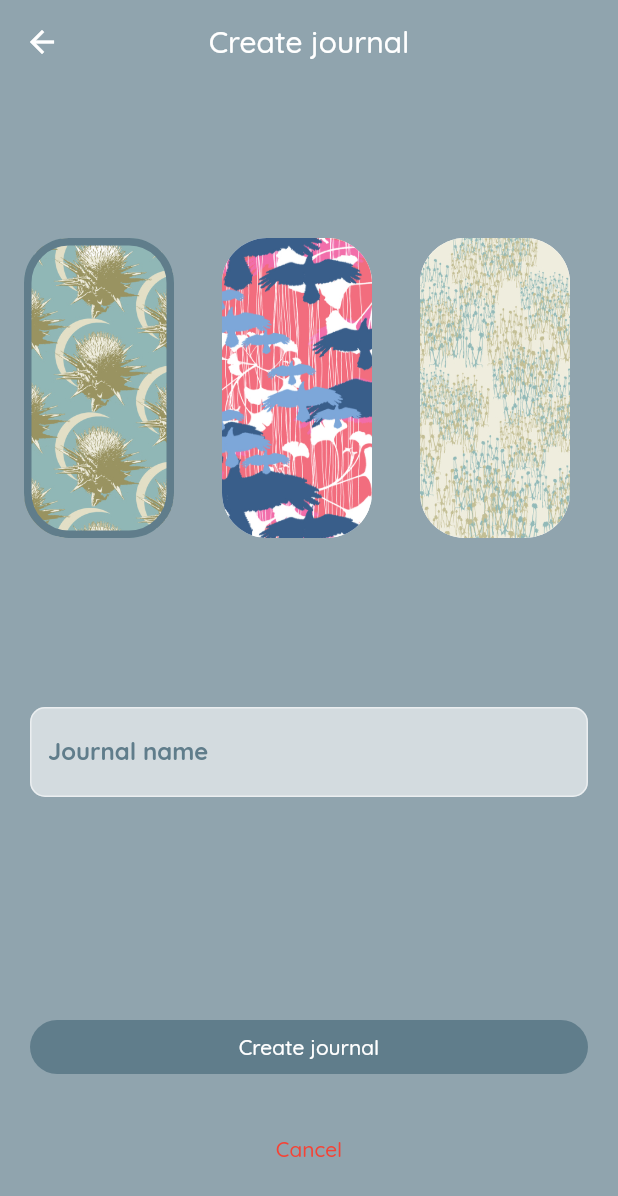
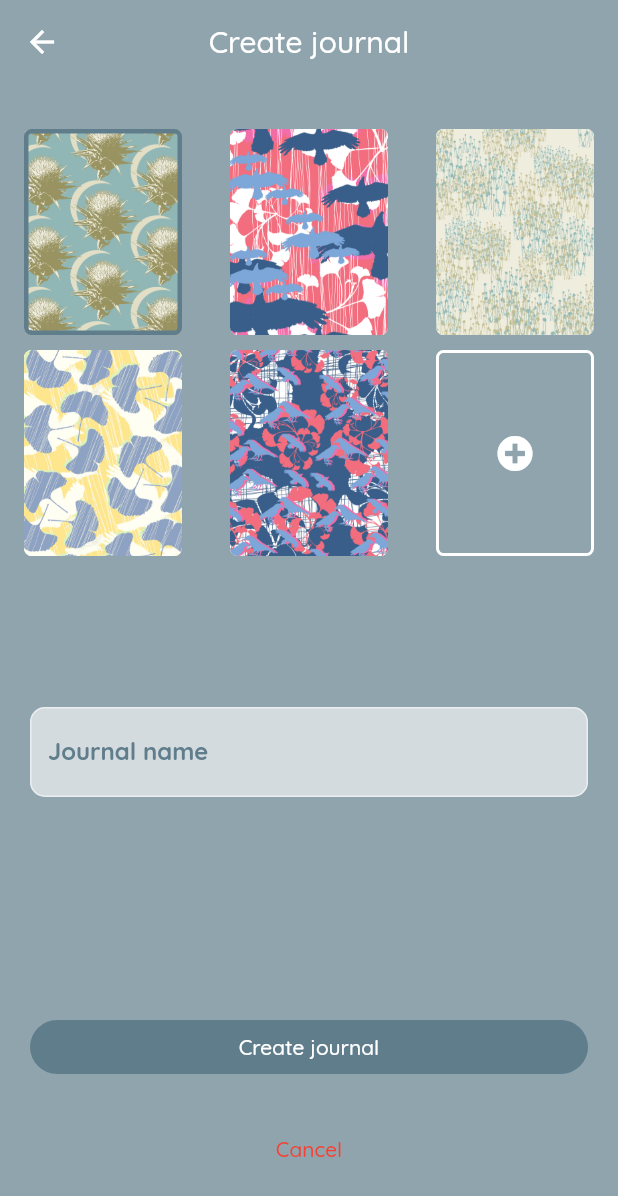
Before and after one commit to Matyko/mylk-flutter, a Flutter app: the HomeScreen screen opened directly, after a tap on an icon or button, on a phone screen of 412 x 824 dp. Shown: the top 1196 px of the screen. Run offline on Flutter 3.47's test engine with Material 2 defaults, Android fonts, the phone set to English and light mode, and no system bars; our stand-ins replace flutter_local_notifications, flutter_speed_dial, font_awesome_flutter, image_picker, pie_chart, rxdart and 1 more; missing offline and left inert: bezier_chart, flutter_statusbarcolor; accounts and stored records are empty; statements that could not run were skipped.

Commit message:
Custom images

```diff
--- a/lib/model/journal_model.dart
+++ b/lib/model/journal_model.dart
@@ -1,28 +1,25 @@
 class Journal {
   int id;
   String title;
-  String backgroundImage;
+  String backgroundImagePath;
   DateTime createdAt;
   DateTime modifiedAt;
 
-  Journal({this.id, this.title, this.backgroundImage, this.createdAt, this.modifiedAt});
+  Journal({this.id, this.title, this.backgroundImagePath, this.createdAt, this.modifiedAt});
 
   factory Journal.fromDatabaseJson(Map<String, dynamic> data) => Journal(
       id: data['id'],
       title: data['title'],
-      backgroundImage: data['background_image'],
+      backgroundImagePath: data['background_image'],
       createdAt: DateTime.fromMillisecondsSinceEpoch(data['created_at']),
-      modifiedAt: data["modified_at"] != null ? DateTime.fromMillisecondsSinceEpoch(data['modified_at']) : null,
+      modifiedAt: data["modified_at"] != null ? DateTime.fromMillisecondsSinceEpoch(data['modified_at']) : null
   );
 
   Map<String, dynamic> toDatabaseJson() => {
     "id": this.id,
     "title": this.title,
-    "background_image": this.backgroundImage,
+    "background_image": this.backgroundImagePath,
     "created_at": this.createdAt.millisecondsSinceEpoch,
     "modified_at": this.modifiedAt != null ? this.modifiedAt.millisecondsSinceEpoch : null
   };
 }
-
-
-List<Journal> journals = [];
--- a/lib/model/task_model.dart
+++ b/lib/model/task_model.dart
@@ -7,8 +7,9 @@ class Task {
   DateTime modifiedAt;
   DateTime doneAt;
   int priority;
+  int notificationId;
 
-  Task({this.id, this.title, this.due, this.isDone, this.createdAt, this.modifiedAt, this.doneAt, this.priority});
+  Task({this.id, this.title, this.due, this.isDone, this.createdAt, this.modifiedAt, this.doneAt, this.priority, this.notificationId});
 
   factory Task.fromDatabaseJson(Map<String, dynamic> data) => Task(
     id: data['id'],
@@ -19,6 +20,7 @@ class Task {
     createdAt: DateTime.fromMillisecondsSinceEpoch(data['created_at']),
     modifiedAt: data["modified_at"] != null ? DateTime.fromMillisecondsSinceEpoch(data['modified_at']) : null,
     doneAt: data["done_at"] != null ? DateTime.fromMillisecondsSinceEpoch(data['done_at']) : null,
+    notificationId: data["notification_id"]
   );
 
   Map<String, dynamic> toDatabaseJson() => {
@@ -29,7 +31,8 @@ class Task {
     "created_at": this.createdAt.millisecondsSinceEpoch,
     "priority": this.priority,
     "modified_at": this.modifiedAt != null ? this.modifiedAt.millisecondsSinceEpoch : null,
-    "done_at": this.doneAt != null ? this.doneAt.millisecondsSinceEpoch : null
+    "done_at": this.doneAt != null ? this.doneAt.millisecondsSinceEpoch : null,
+    "notification_id": this.notificationId
   };
 }
 
--- a/lib/screens/home_screen.dart
+++ b/lib/screens/home_screen.dart
@@ -1,7 +1,6 @@
 import 'package:flutter/material.dart';
 import 'package:font_awesome_flutter/font_awesome_flutter.dart';
 import 'package:mylk/screens/settings_screen.dart';
-import 'package:mylk/screens/setup_screen.dart';
 import 'package:mylk/state/global_state.dart';
 import 'package:mylk/widgets/journal_carousel.dart';
 import 'package:mylk/widgets/task_list.dart';
@@ -50,47 +49,35 @@ class _HomeScreenState extends State<HomeScreen> {
             slivers: <Widget>[
               SliverAppBar(
                 elevation: 0.0,
-                backgroundColor: Colors.white,
+                backgroundColor: Theme.of(context).primaryColor,
                 expandedHeight: 150.0,
                 actions: <Widget>[
                   IconButton(
                     icon: FaIcon(FontAwesomeIcons.slidersH),
-                    color: Theme
-                        .of(context)
-                        .primaryColor,
+                    color: Colors.white,
                     tooltip: 'Settings',
                     onPressed: () => Navigator.push(context,
                         MaterialPageRoute(builder: (_) => SettingsScreen())),
                   )
                 ],
                 flexibleSpace: FlexibleSpaceBar(
-                    title: Container(
-                      child: Column(
-                        mainAxisAlignment: MainAxisAlignment.center,
-                        crossAxisAlignment: CrossAxisAlignment.start,
-                        children: <Widget>[
-                          Text(
-                            message,
+                  titlePadding: EdgeInsets.zero,
+                  centerTitle: true,
+                  title: SizedBox(
+                    height: 100,
+                    child: Column(
+                      crossAxisAlignment: CrossAxisAlignment.start,
+                      mainAxisAlignment: MainAxisAlignment.center,
+                      children: <Widget>[
+                        Text(message, style: TextStyle(color: Colors.white)),
+                        Text(user.name,
                             style: TextStyle(
-                                fontSize: 20.0,
-                                color: Theme
-                                    .of(context)
-                                    .primaryColor,
-                                letterSpacing: 1.0),
-                            textAlign: TextAlign.left,
-                          ),
-                          Text(
-                            user.name,
-                            textAlign: TextAlign.left,
-                            style: TextStyle(
-                              fontWeight: FontWeight.bold,
-                              color: Theme.of(context).primaryColor,
-                            )
-                          )
-                        ],
-                      ),
+                                color: Colors.white,
+                                fontWeight: FontWeight.bold)),
+                      ],
                     ),
-                    titlePadding: EdgeInsets.only(left: 20.0, right: 20.0, top: 20.0),),
+                  ),
+                ),
               ),
               SliverList(
                 delegate: SliverChildListDelegate([
@@ -101,7 +88,10 @@ class _HomeScreenState extends State<HomeScreen> {
                     padding: EdgeInsets.symmetric(horizontal: 20),
                     child: Text(
                       "Tasks for today",
-                      style: TextStyle(fontSize: 20.0, fontWeight: FontWeight.bold),
+                      style: TextStyle(
+                          fontSize: 20.0,
+                          fontWeight: FontWeight.bold,
+                          color: Theme.of(context).primaryColor),
                     ),
                   ),
                   TaskList(date: DateTime.now()),
@@ -112,7 +102,10 @@ class _HomeScreenState extends State<HomeScreen> {
                     padding: EdgeInsets.symmetric(horizontal: 20),
                     child: Text(
                       "Your journals",
-                      style: TextStyle(fontSize: 20.0, fontWeight: FontWeight.bold),
+                      style: TextStyle(
+                          fontSize: 20.0,
+                          fontWeight: FontWeight.bold,
+                          color: Theme.of(context).primaryColor),
                     ),
                   ),
                   JournalCarousel(),
--- a/lib/screens/journal_form_screen.dart
+++ b/lib/screens/journal_form_screen.dart
@@ -1,9 +1,8 @@
 import 'package:flutter/material.dart';
-import 'package:font_awesome_flutter/font_awesome_flutter.dart';
 import 'package:mylk/bloc/bloc_provider.dart';
 import 'package:mylk/bloc/journal_bloc.dart';
 import 'package:mylk/model/journal_model.dart';
-import 'package:mylk/widgets/imagePicker.dart';
+import 'package:mylk/widgets/mylk_image_picker.dart';
 
 class JournalFormSceen extends StatefulWidget {
   final Journal journal;
@@ -23,8 +22,7 @@ class _JournalFormSceenState extends State<JournalFormSceen> {
   @override
   void initState() {
     _title = widget.journal != null ? widget.journal.title : "";
-    _backgroundImage =
-        widget.journal != null ? widget.journal.backgroundImage : "bg-1";
+    _backgroundImage =  widget.journal != null ? widget.journal.backgroundImagePath : "assets/images/bg-1.jpg";
     super.initState();
   }
 
@@ -77,10 +75,11 @@ class _JournalFormSceenState extends State<JournalFormSceen> {
               children: <Widget>[
                 Expanded(
                   flex: 2,
-                  child: ImagePicker(
-                    callback: (name) {
+                  child: MylkImagePicker(
+                    selected: widget.journal != null ? widget.journal.backgroundImagePath : null,
+                    callback: (path) {
                       setState(() {
-                        _backgroundImage = name;
+                        _backgroundImage = path;
                       });
                     },
                   ),
@@ -135,11 +134,11 @@ class _JournalFormSceenState extends State<JournalFormSceen> {
                               setState(() {
                                 _journalBloc.addJournal(Journal(
                                     title: _title,
-                                    backgroundImage: _backgroundImage));
+                                    backgroundImagePath: _backgroundImage));
                               });
                             } else {
                               widget.journal.title = _title;
-                              widget.journal.backgroundImage = _backgroundImage;
+                              widget.journal.backgroundImagePath = _backgroundImage;
                               setState(() {
                                 _journalBloc.updateJournal(widget.journal);
                               });
--- a/lib/screens/journal_screen.dart
+++ b/lib/screens/journal_screen.dart
@@ -101,8 +101,7 @@ class JournalScreen extends StatelessWidget {
                 decoration: BoxDecoration(
                   color: Colors.white,
                   image: DecorationImage(
-                      image: AssetImage(
-                          "assets/images/${journal.backgroundImage}.jpg"),
+                      image: AssetImage(journal.backgroundImagePath),
                       fit: BoxFit.cover),
                 ),
                 child: SafeArea(
--- a/lib/widgets/imagePicker.dart
+++ /dev/null
@@ -1,74 +0,0 @@
-import 'package:flutter/material.dart';
-
-class ImagePicker extends StatefulWidget {
-  final Function callback;
-  final String selected;
-
-  const ImagePicker({Key key, this.callback, this.selected}) : super(key: key);
-
-  @override
-  _ImagePickerState createState() => _ImagePickerState();
-}
-
-class _ImagePickerState extends State<ImagePicker> {
-  String _selected;
-  List<String> imageNames = [
-    "bg-1",
-    "bg-2",
-    "bg-3",
-    "bg-4",
-    "bg-5",
-    "bg-6",
-    "bg-7"
-  ];
-
-  @override
-  void initState() {
-    _selected = widget.selected != null ? widget.selected : imageNames[0];
-    super.initState();
-  }
-
-  @override
-  Widget build(BuildContext context) {
-    List<Widget> children = List<Widget>();
-    imageNames.forEach((name) {
-      children.add(FlatButton(
-        onPressed: () {
-          setState(() {
-            _selected = name;
-            widget.callback(name);
-          });
-        },
-        child: Container(
-          width: 100.0,
-          height: 200.0,
-          decoration: BoxDecoration(
-            borderRadius: BorderRadius.circular(30.0),
-            border: Border.all(
-              color: name == _selected
-                  ? Theme.of(context).primaryColor
-                  : Colors.transparent,
-              //                   <--- border color
-              width: 5.0,
-            ),
-            color: Colors.white,
-            image: DecorationImage(
-                image: AssetImage("assets/images/$name.jpg"),
-                fit: BoxFit.cover),
-          ),
-        ),
-      ));
-    });
-
-    return Padding(
-      padding: EdgeInsets.symmetric(vertical: 30.0),
-      child: Container(
-        height: 50.0,
-        child: ListView(
-          children: children,
-          scrollDirection: Axis.horizontal,
-        ),
-      ),
-    );
-  }
-}
--- a/lib/widgets/journal_illustration.dart
+++ b/lib/widgets/journal_illustration.dart
@@ -36,7 +36,7 @@ class JournalIllustration extends StatelessWidget {
                         ],
                         image: DecorationImage(
                             image: AssetImage(
-                                "assets/images/${journal.backgroundImage}.jpg"),
+                                journal.backgroundImagePath),
                             fit: BoxFit.cover),
                         borderRadius: BorderRadius.only(
                             topLeft: Radius.circular(2.0),
--- /dev/null
+++ b/lib/widgets/mylk_image_picker.dart
@@ -0,0 +1,97 @@
+import 'package:flutter/material.dart';
+import 'package:font_awesome_flutter/font_awesome_flutter.dart';
+import 'package:image_picker/image_picker.dart';
+
+class MylkImagePicker extends StatefulWidget {
+  final Function callback;
+  final String selected;
+
+  const MylkImagePicker({Key key, this.callback, this.selected}) : super(key: key);
+
+  @override
+  _MylkImagePickerState createState() => _MylkImagePickerState();
+}
+
+class _MylkImagePickerState extends State<MylkImagePicker> {
+  final picker = ImagePicker();
+  String _selected;
+  List<String> imagePaths = ["assets/images/bg-1.jpg","assets/images/bg-2.jpg","assets/images/bg-3.jpg","assets/images/bg-4.jpg","assets/images/bg-5.jpg"];
+
+  @override
+  void initState() {
+    super.initState();
+    _selected = widget.selected != null ? widget.selected : imagePaths[0];
+  }
+
+  Future getImage() async {
+    final pickedFile = await picker.getImage(source: ImageSource.gallery);
+    if (pickedFile != null) {
+      setState(() {
+        _selected = pickedFile.path;
+        widget.callback(_selected);
+      });
+    }
+  }
+
+  @override
+  Widget build(BuildContext context) {
+    List<Widget> children = List<Widget>();
+    imagePaths.forEach((path) {
+      children.add(FlatButton(
+        onPressed: () {
+          setState(() {
+            _selected = path;
+            widget.callback(path);
+          });
+        },
+        child: Container(
+          decoration: BoxDecoration(
+            borderRadius: BorderRadius.circular(5.0),
+            border: Border.all(
+              color: path == _selected
+                  ? Theme.of(context).primaryColor
+                  : Colors.transparent,
+              width: 3.0,
+            ),
+            color: Colors.white,
+            image: DecorationImage(
+                image: AssetImage(path),
+                fit: BoxFit.cover),
+          ),
+        ),
+      ));
+    });
+
+    children.add(FlatButton(
+        onPressed: getImage,
+        child: Container(
+          decoration: BoxDecoration(
+              borderRadius: BorderRadius.circular(5.0),
+              border: Border.all(
+                color: Colors.white,
+                width: 2.0,
+              )),
+          child: Stack(
+            children: <Widget>[
+              Align(
+                alignment: Alignment.center,
+                child: FaIcon(FontAwesomeIcons.plusCircle, color: Colors.white),
+              )
+            ],
+          ),
+        )));
+
+    return Padding(
+      padding: EdgeInsets.symmetric(vertical: 30.0),
+      child: Container(
+        height: 50.0,
+        child: GridView.count(
+          mainAxisSpacing: 10.0,
+          childAspectRatio: 1.0,
+          children: children,
+          crossAxisCount: 3,
+        ),
+      ),
+    );
+  }
+}
--- a/lib/widgets/navigation_controller.dart
+++ b/lib/widgets/navigation_controller.dart
@@ -75,8 +75,9 @@ class _NavigationControllerState extends State<NavigationController> {
               child: pages[ready ? user != null ? _selectedIndex : 4 : 5],
               bucket: bucket,
             ),
+            floatingActionButtonLocation: FloatingActionButtonLocation.endDocked,
             floatingActionButton: (ready && user != null)
-                ? MylkSpeedDial(_selectedIndex)
+                ? Container(padding: EdgeInsets.only(bottom: 20.0), child: MylkSpeedDial(_selectedIndex))
                 : null);
       },
     );
--- a/pubspec.yaml
+++ b/pubspec.yaml
@@ -13,13 +13,16 @@ dependencies:
   font_awesome_flutter: ^8.2.0
   intl: ^0.16.1
   sqflite: ^1.1.0
-  path_provider: ^0.5.0+1
+  path_provider: ^1.6.11
   flutter_speed_dial: ^1.2.5
   provider: ^3.1.0
   flutter_staggered_grid_view: ^0.3.0
   bezier_chart: ^1.0.16
   pie_chart: ^3.1.1
   flutter_statusbarcolor: ^0.2.3
+  flutter_local_notifications: ^1.4.4+1
+  rxdart: ^0.24.1
+  image_picker: ^0.6.7+2
 
 dev_dependencies:
   flutter_test:
```
Also changed, not shown: lib/main.dart (+14 -2 lines), lib/model/task_notification_model.dart (added, +15 -0 lines), lib/notifications/notification_helper.dart (added, +87 -0 lines), lib/widgets/mylk_bottom_navigation.dart (+6 -2 lines), lib/widgets/mylk_speed_dial.dart (+21 -12 lines), lib/widgets/task_list.dart (+21 -8 lines), lib/widgets/task_list_element.dart (+33 -4 lines), pubspec.lock, 3 other files.
